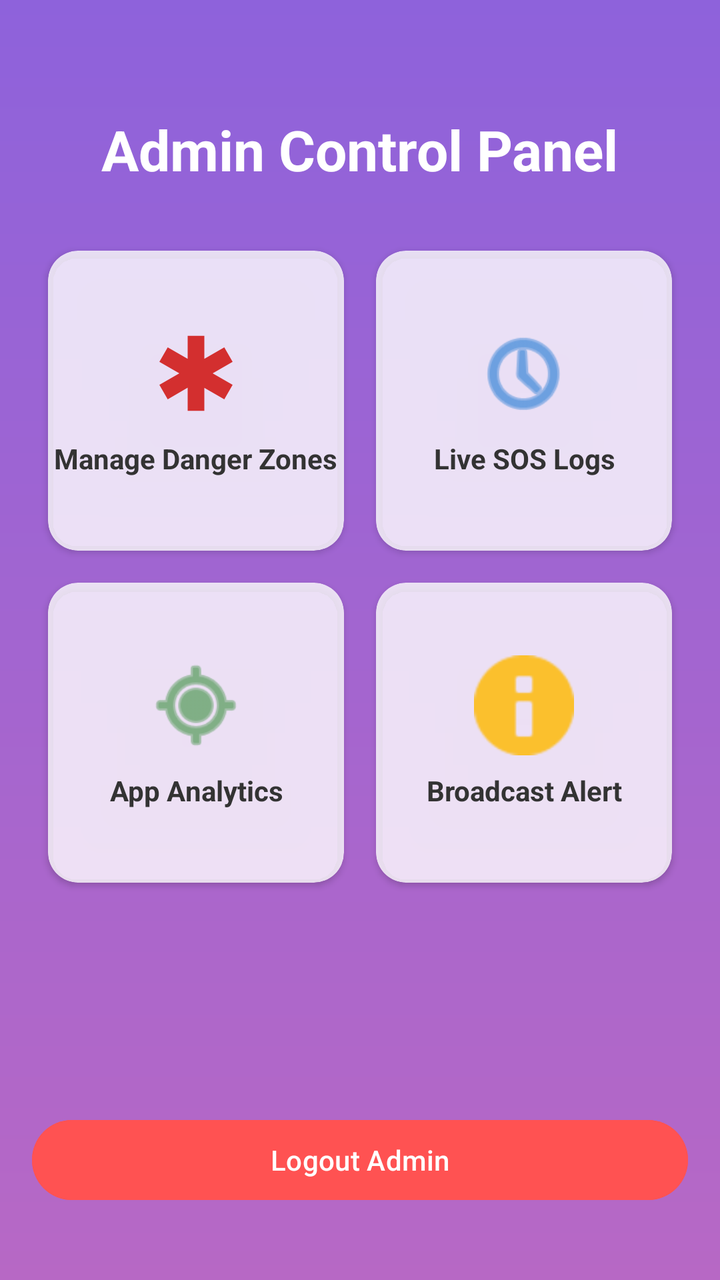
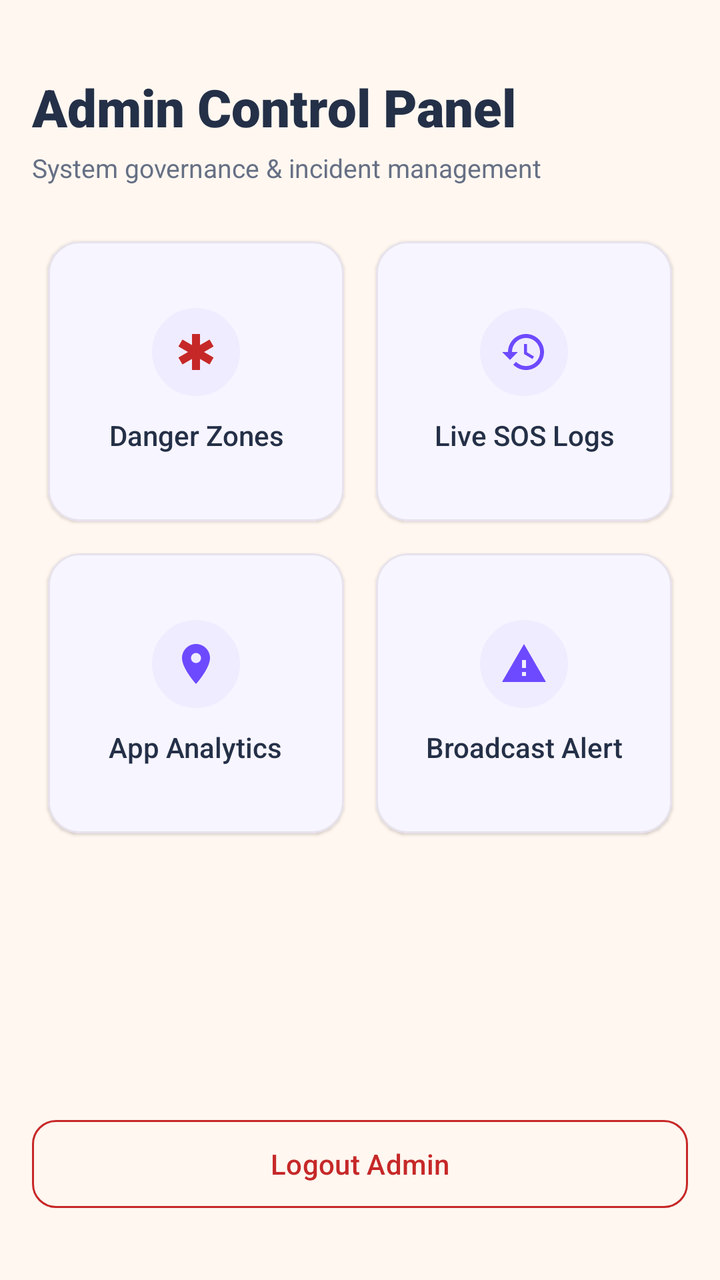

Compare the two renders of this Android layout. The source of the first and the diff that turns it into the second are given below.
<!-- AndroidManifest.xml: application theme Theme.EmpowHer -->
<!-- res/layout/activity_admin_dashboard.xml -->
<?xml version="1.0" encoding="utf-8"?>
<LinearLayout xmlns:android="http://schemas.android.com/apk/res/android"
    xmlns:app="http://schemas.android.com/apk/res-auto"
    android:layout_width="match_parent"
    android:layout_height="match_parent"
    android:background="@drawable/bg"
    android:orientation="vertical"
    android:padding="16dp">

    <TextView
        android:layout_width="wrap_content"
        android:layout_height="wrap_content"
        android:layout_gravity="center"
        android:layout_marginTop="40dp"
        android:text="Admin Control Panel"
        android:textColor="@color/white"
        android:textSize="28sp"
        android:textStyle="bold" />

    <ScrollView
        android:layout_width="match_parent"
        android:layout_height="0dp"
        android:layout_weight="1"
        android:layout_marginTop="24dp">

        <GridLayout
            android:layout_width="match_parent"
            android:layout_height="wrap_content"
            android:columnCount="2"
            android:alignmentMode="alignMargins">

            
            <androidx.cardview.widget.CardView
                android:id="@+id/cardViewReports"
                android:layout_width="0dp"
                android:layout_height="150dp"
                android:layout_margin="8dp"
                android:layout_columnWeight="1"
                app:cardBackgroundColor="#CCFFFFFF"
                app:cardCornerRadius="15dp">
                <LinearLayout
                    android:layout_width="match_parent"
                    android:layout_height="match_parent"
                    android:gravity="center"
                    android:orientation="vertical">
                    <ImageView
                        android:layout_width="50dp"
                        android:layout_height="50dp"
                        android:src="@drawable/emergency"
                        app:tint="#D32F2F" />
                    <TextView
                        android:layout_width="wrap_content"
                        android:layout_height="wrap_content"
                        android:layout_marginTop="8dp"
                        android:text="Manage Danger Zones"
                        android:textAlignment="center"
                        android:textColor="#333"
                        android:textStyle="bold" />
                </LinearLayout>
            </androidx.cardview.widget.CardView>

            
            <androidx.cardview.widget.CardView
                android:id="@+id/cardViewEmergencyLogs"
                android:layout_width="0dp"
                android:layout_height="150dp"
                android:layout_margin="8dp"
                android:layout_columnWeight="1"
                app:cardBackgroundColor="#CCFFFFFF"
                app:cardCornerRadius="15dp">
                <LinearLayout
                    android:layout_width="match_parent"
                    android:layout_height="match_parent"
                    android:gravity="center"
                    android:orientation="vertical">
                    <ImageView
                        android:layout_width="50dp"
                        android:layout_height="50dp"
                        android:src="@android:drawable/ic_menu_recent_history"
                        app:tint="#1976D2" />
                    <TextView
                        android:layout_width="wrap_content"
                        android:layout_height="wrap_content"
                        android:layout_marginTop="8dp"
                        android:text="Live SOS Logs"
                        android:textAlignment="center"
                        android:textColor="#333"
                        android:textStyle="bold" />
                </LinearLayout>
            </androidx.cardview.widget.CardView>

            
            <androidx.cardview.widget.CardView
                android:id="@+id/cardViewAnalytics"
                android:layout_width="0dp"
                android:layout_height="150dp"
                android:layout_margin="8dp"
                android:layout_columnWeight="1"
                app:cardBackgroundColor="#CCFFFFFF"
                app:cardCornerRadius="15dp">
                <LinearLayout
                    android:layout_width="match_parent"
                    android:layout_height="match_parent"
                    android:gravity="center"
                    android:orientation="vertical">
                    <ImageView
                        android:layout_width="50dp"
                        android:layout_height="50dp"
                        android:src="@android:drawable/ic_menu_mylocation"
                        app:tint="#388E3C" />
                    <TextView
                        android:layout_width="wrap_content"
                        android:layout_height="wrap_content"
                        android:layout_marginTop="8dp"
                        android:text="App Analytics"
                        android:textAlignment="center"
                        android:textColor="#333"
                        android:textStyle="bold" />
                </LinearLayout>
            </androidx.cardview.widget.CardView>

            
            <androidx.cardview.widget.CardView
                android:id="@+id/cardViewBroadcast"
                android:layout_width="0dp"
                android:layout_height="150dp"
                android:layout_margin="8dp"
                android:layout_columnWeight="1"
                app:cardBackgroundColor="#CCFFFFFF"
                app:cardCornerRadius="15dp">
                <LinearLayout
                    android:layout_width="match_parent"
                    android:layout_height="match_parent"
                    android:gravity="center"
                    android:orientation="vertical">
                    <ImageView
                        android:layout_width="50dp"
                        android:layout_height="50dp"
                        android:src="@android:drawable/ic_dialog_info"
                        app:tint="#FBC02D" />
                    <TextView
                        android:layout_width="wrap_content"
                        android:layout_height="wrap_content"
                        android:layout_marginTop="8dp"
                        android:text="Broadcast Alert"
                        android:textAlignment="center"
                        android:textColor="#333"
                        android:textStyle="bold" />
                </LinearLayout>
            </androidx.cardview.widget.CardView>

        </GridLayout>
    </ScrollView>

    <Button
        android:id="@+id/btnLogout"
        android:layout_width="match_parent"
        android:layout_height="wrap_content"
        android:layout_marginBottom="20dp"
        android:backgroundTint="#FF5252"
        android:text="Logout Admin"
        android:textColor="@color/white" />

</LinearLayout>
<!-- resources referenced by this layout -->
<resources>
  <!-- drawable bg (drawable) -->
  <?xml version="1.0" encoding="utf-8"?>
  <shape xmlns:android="http://schemas.android.com/apk/res/android">
      <gradient android:type="linear" android:angle="100"
          android:startColor="#8E62DB" android:endColor="#B768C5" />
  
  </shape>
  <style name="Base.Theme.EmpowHer" parent="Theme.Material3.DayNight.NoActionBar">
          <item name="colorPrimary">@color/deep_purple</item>
          <item name="colorOnPrimary">@color/white</item>
          <item name="colorSecondary">@color/deep_purple</item>
          <item name="colorSurface">@color/woshield_card_bg</item>
          <item name="android:windowBackground">@color/woshield_bg</item>
          <item name="android:statusBarColor">@color/dark_purple</item>
      </style>
  <color name="deep_purple">#6D3DB8</color>
  <color name="woshield_bg">#F8F6FC</color>
  <color name="dark_purple">#382253</color>
  <!-- unchanged entries left out for length: 4 -->
</resources>

<!-- the commit's change to res/layout/activity_admin_dashboard.xml (unified diff, before → after) -->
@@ -3,25 +3,32 @@
     xmlns:app="http://schemas.android.com/apk/res-auto"
     android:layout_width="match_parent"
     android:layout_height="match_parent"
-    android:background="@drawable/bg"
+    android:background="@color/warm_ivory"
     android:orientation="vertical"
     android:padding="16dp">
 
     <TextView
         android:layout_width="wrap_content"
         android:layout_height="wrap_content"
-        android:layout_gravity="center"
-        android:layout_marginTop="40dp"
+        android:layout_marginTop="20dp"
         android:text="Admin Control Panel"
-        android:textColor="@color/white"
-        android:textSize="28sp"
-        android:textStyle="bold" />
+        android:textColor="@color/midnight_slate"
+        android:textSize="26sp"
+        android:fontFamily="sans-serif-black" />
+
+    <TextView
+        android:layout_width="wrap_content"
+        android:layout_height="wrap_content"
+        android:layout_marginTop="4dp"
+        android:text="System governance &amp; incident management"
+        android:textColor="@color/secondary_slate"
+        android:textSize="13sp" />
 
     <ScrollView
         android:layout_width="match_parent"
         android:layout_height="0dp"
         android:layout_weight="1"
-        android:layout_marginTop="24dp">
+        android:layout_marginTop="20dp">
 
         <GridLayout
             android:layout_width="match_parent"
@@ -30,135 +37,168 @@
             android:alignmentMode="alignMargins">
 
             
-            <androidx.cardview.widget.CardView
+            <com.google.android.material.card.MaterialCardView
                 android:id="@+id/cardViewReports"
                 android:layout_width="0dp"
-                android:layout_height="150dp"
-                android:layout_margin="8dp"
-                android:layout_columnWeight="1"
-                app:cardBackgroundColor="#CCFFFFFF"
-                app:cardCornerRadius="15dp">
-                <LinearLayout
-                    android:layout_width="match_parent"
-                    android:layout_height="match_parent"
-                    android:gravity="center"
-                    android:orientation="vertical">
-                    <ImageView
-                        android:layout_width="50dp"
-                        android:layout_height="50dp"
+                android:layout_height="140dp"
+                android:layout_margin="8dp"
+                android:layout_columnWeight="1"
+                app:cardBackgroundColor="@color/surface_card"
+                app:cardCornerRadius="16dp"
+                app:cardElevation="1dp"
+                app:strokeColor="@color/subtle_border"
+                app:strokeWidth="1dp">
+                <LinearLayout
+                    android:layout_width="match_parent"
+                    android:layout_height="match_parent"
+                    android:gravity="center"
+                    android:padding="12dp"
+                    android:orientation="vertical">
+                    <ImageView
+                        android:layout_width="44dp"
+                        android:layout_height="44dp"
+                        android:background="@drawable/rounded_corner"
+                        android:backgroundTint="@color/soft_violet"
+                        android:padding="10dp"
                         android:src="@drawable/emergency"
-                        app:tint="#D32F2F" />
-                    <TextView
-                        android:layout_width="wrap_content"
-                        android:layout_height="wrap_content"
-                        android:layout_marginTop="8dp"
-                        android:text="Manage Danger Zones"
-                        android:textAlignment="center"
-                        android:textColor="#333"
-                        android:textStyle="bold" />
-                </LinearLayout>
-            </androidx.cardview.widget.CardView>
-
-            
-            <androidx.cardview.widget.CardView
+                        app:tint="@color/critical_red" />
+                    <TextView
+                        android:layout_width="wrap_content"
+                        android:layout_height="wrap_content"
+                        android:layout_marginTop="10dp"
+                        android:text="Danger Zones"
+                        android:textAlignment="center"
+                        android:textColor="@color/midnight_slate"
+                        android:textSize="14sp"
+                        android:fontFamily="sans-serif-medium" />
+                </LinearLayout>
+            </com.google.android.material.card.MaterialCardView>
+
+            
+            <com.google.android.material.card.MaterialCardView
                 android:id="@+id/cardViewEmergencyLogs"
                 android:layout_width="0dp"
-                android:layout_height="150dp"
-                android:layout_margin="8dp"
-                android:layout_columnWeight="1"
-                app:cardBackgroundColor="#CCFFFFFF"
-                app:cardCornerRadius="15dp">
-                <LinearLayout
-                    android:layout_width="match_parent"
-                    android:layout_height="match_parent"
-                    android:gravity="center"
-                    android:orientation="vertical">
-                    <ImageView
-                        android:layout_width="50dp"
-                        android:layout_height="50dp"
-                        android:src="@android:drawable/ic_menu_recent_history"
-                        app:tint="#1976D2" />
-                    <TextView
-                        android:layout_width="wrap_content"
-                        android:layout_height="wrap_content"
-                        android:layout_marginTop="8dp"
+                android:layout_height="140dp"
+                android:layout_margin="8dp"
+                android:layout_columnWeight="1"
+                app:cardBackgroundColor="@color/surface_card"
+                app:cardCornerRadius="16dp"
+                app:cardElevation="1dp"
+                app:strokeColor="@color/subtle_border"
+                app:strokeWidth="1dp">
+                <LinearLayout
+                    android:layout_width="match_parent"
+                    android:layout_height="match_parent"
+                    android:gravity="center"
+                    android:padding="12dp"
+                    android:orientation="vertical">
+                    <ImageView
+                        android:layout_width="44dp"
+                        android:layout_height="44dp"
+                        android:background="@drawable/rounded_corner"
+                        android:backgroundTint="@color/soft_violet"
+                        android:padding="10dp"
+                        android:src="@drawable/ic_history"
+                        app:tint="@color/royal_violet" />
+                    <TextView
+                        android:layout_width="wrap_content"
+                        android:layout_height="wrap_content"
+                        android:layout_marginTop="10dp"
                         android:text="Live SOS Logs"
                         android:textAlignment="center"
-                        android:textColor="#333"
-                        android:textStyle="bold" />
-                </LinearLayout>
-            </androidx.cardview.widget.CardView>
-
-            
-            <androidx.cardview.widget.CardView
+                        android:textColor="@color/midnight_slate"
+                        android:textSize="14sp"
+                        android:fontFamily="sans-serif-medium" />
+                </LinearLayout>
+            </com.google.android.material.card.MaterialCardView>
+
+            
+            <com.google.android.material.card.MaterialCardView
                 android:id="@+id/cardViewAnalytics"
                 android:layout_width="0dp"
-                android:layout_height="150dp"
-                android:layout_margin="8dp"
-                android:layout_columnWeight="1"
-                app:cardBackgroundColor="#CCFFFFFF"
-                app:cardCornerRadius="15dp">
-                <LinearLayout
-                    android:layout_width="match_parent"
-                    android:layout_height="match_parent"
-                    android:gravity="center"
-                    android:orientation="vertical">
-                    <ImageView
-                        android:layout_width="50dp"
-                        android:layout_height="50dp"
-                        android:src="@android:drawable/ic_menu_mylocation"
-                        app:tint="#388E3C" />
-                    <TextView
-                        android:layout_width="wrap_content"
-                        android:layout_height="wrap_content"
-                        android:layout_marginTop="8dp"
+                android:layout_height="140dp"
+                android:layout_margin="8dp"
+                android:layout_columnWeight="1"
+                app:cardBackgroundColor="@color/surface_card"
+                app:cardCornerRadius="16dp"
+                app:cardElevation="1dp"
+                app:strokeColor="@color/subtle_border"
+                app:strokeWidth="1dp">
+                <LinearLayout
+                    android:layout_width="match_parent"
+                    android:layout_height="match_parent"
+                    android:gravity="center"
+                    android:padding="12dp"
+                    android:orientation="vertical">
+                    <ImageView
+                        android:layout_width="44dp"
+                        android:layout_height="44dp"
+                        android:background="@drawable/rounded_corner"
+                        android:backgroundTint="@color/soft_violet"
+                        android:padding="10dp"
+                        android:src="@drawable/ic_location_pin"
+                        app:tint="@color/royal_violet" />
+                    <TextView
+                        android:layout_width="wrap_content"
+                        android:layout_height="wrap_content"
+                        android:layout_marginTop="10dp"
                         android:text="App Analytics"
                         android:textAlignment="center"
-                        android:textColor="#333"
-                        android:textStyle="bold" />
-                </LinearLayout>
-            </androidx.cardview.widget.CardView>
-
-            
-            <androidx.cardview.widget.CardView
+                        android:textColor="@color/midnight_slate"
+                        android:textSize="14sp"
+                        android:fontFamily="sans-serif-medium" />
+                </LinearLayout>
+            </com.google.android.material.card.MaterialCardView>
+
+            
+            <com.google.android.material.card.MaterialCardView
                 android:id="@+id/cardViewBroadcast"
                 android:layout_width="0dp"
-                android:layout_height="150dp"
-                android:layout_margin="8dp"
-                android:layout_columnWeight="1"
-                app:cardBackgroundColor="#CCFFFFFF"
-                app:cardCornerRadius="15dp">
-                <LinearLayout
-                    android:layout_width="match_parent"
-                    android:layout_height="match_parent"
-                    android:gravity="center"
-                    android:orientation="vertical">
-                    <ImageView
-                        android:layout_width="50dp"
-                        android:layout_height="50dp"
-                        android:src="@android:drawable/ic_dialog_info"
-                        app:tint="#FBC02D" />
-                    <TextView
-                        android:layout_width="wrap_content"
-                        android:layout_height="wrap_content"
-                        android:layout_marginTop="8dp"
+                android:layout_height="140dp"
+                android:layout_margin="8dp"
+                android:layout_columnWeight="1"
+                app:cardBackgroundColor="@color/surface_card"
+                app:cardCornerRadius="16dp"
+                app:cardElevation="1dp"
+                app:strokeColor="@color/subtle_border"
+                app:strokeWidth="1dp">
+                <LinearLayout
+                    android:layout_width="match_parent"
+                    android:layout_height="match_parent"
+                    android:gravity="center"
+                    android:padding="12dp"
+                    android:orientation="vertical">
+                    <ImageView
+                        android:layout_width="44dp"
+                        android:layout_height="44dp"
+                        android:background="@drawable/rounded_corner"
+                        android:backgroundTint="@color/soft_violet"
+                        android:padding="10dp"
+                        android:src="@drawable/ic_alert_triangle"
+                        app:tint="@color/royal_violet" />
+                    <TextView
+                        android:layout_width="wrap_content"
+                        android:layout_height="wrap_content"
+                        android:layout_marginTop="10dp"
                         android:text="Broadcast Alert"
                         android:textAlignment="center"
-                        android:textColor="#333"
-                        android:textStyle="bold" />
-                </LinearLayout>
-            </androidx.cardview.widget.CardView>
+                        android:textColor="@color/midnight_slate"
+                        android:textSize="14sp"
+                        android:fontFamily="sans-serif-medium" />
+                </LinearLayout>
+            </com.google.android.material.card.MaterialCardView>
 
         </GridLayout>
     </ScrollView>
 
-    <Button
+    <com.google.android.material.button.MaterialButton
         android:id="@+id/btnLogout"
+        style="@style/Widget.Woshield.Button.Outlined"
         android:layout_width="match_parent"
-        android:layout_height="wrap_content"
-        android:layout_marginBottom="20dp"
-        android:backgroundTint="#FF5252"
+        android:layout_height="52dp"
+        android:layout_marginBottom="16dp"
         android:text="Logout Admin"
-        android:textColor="@color/white" />
+        android:textColor="@color/critical_red"
+        app:strokeColor="@color/critical_red" />
 
 </LinearLayout>
<!-- resource entries referenced after the edit -->
@@ -1,23 +1,85 @@
 <!-- resources referenced by this layout -->
 <resources>
-  <!-- drawable bg (drawable) -->
+  <color name="critical_red">#C62828</color>
+  <color name="midnight_slate">#243047</color>
+  <color name="royal_violet">#6D4AFF</color>
+  <color name="secondary_slate">#667085</color>
+  <color name="soft_violet">#F0ECFF</color>
+  <color name="subtle_border">#E7E2EC</color>
+  <color name="surface_card">#FFFFFF</color>
+  <color name="warm_ivory">#FFF7F0</color>
+  <!-- drawable ic_alert_triangle (drawable) -->
+  <vector xmlns:android="http://schemas.android.com/apk/res/android"
+      android:width="24dp"
+      android:height="24dp"
+      android:viewportWidth="24"
+      android:viewportHeight="24">
+      <path
+          android:fillColor="#FFB7791F"
+          android:pathData="M1,21h22L12,2 1,21zm12,-3h-2v-2h2v2zm0,-4h-2v-4h2v4z" />
+  </vector>
+  <!-- drawable ic_history (drawable) -->
+  <vector xmlns:android="http://schemas.android.com/apk/res/android"
+      android:width="24dp"
+      android:height="24dp"
+      android:viewportWidth="24"
+      android:viewportHeight="24">
+      <path
+          android:fillColor="#FF6D3DB8"
+          android:pathData="M13,3c-4.97,0 -9,4.03 -9,9H1l3.89,3.89 0.07,0.14L9,12H6c0,-3.87 3.13,-7 7,-7s7,3.13 7,7 -3.13,7 -7,7c-1.93,0 -3.68,-0.79 -4.94,-2.06l-1.42,1.42C8.27,19.99 10.51,21 13,21c4.97,0 9,-4.03 9,-9s-4.03,-9 -9,-9zm-1,5v5l4.25,2.52 0.77,-1.28 -3.52,-2.09V8z" />
+  </vector>
+  <!-- drawable ic_location_pin (drawable) -->
+  <vector xmlns:android="http://schemas.android.com/apk/res/android"
+      android:width="24dp"
+      android:height="24dp"
+      android:viewportWidth="24"
+      android:viewportHeight="24">
+      <path
+          android:fillColor="#FF6D3DB8"
+          android:pathData="M12,2C8.13,2 5,5.13 5,9c0,5.25 7,13 7,13s7,-7.75 7,-13c0,-3.87 -3.13,-7 -7,-7zm0,9.5c-1.38,0 -2.5,-1.12 -2.5,-2.5s1.12,-2.5 2.5,-2.5 2.5,1.12 2.5,2.5 -1.12,2.5 -2.5,2.5z" />
+  </vector>
+  <!-- drawable rounded_corner (drawable) -->
   <?xml version="1.0" encoding="utf-8"?>
-  <shape xmlns:android="http://schemas.android.com/apk/res/android">
-      <gradient android:type="linear" android:angle="100"
-          android:startColor="#8E62DB" android:endColor="#B768C5" />
+  <shape xmlns:android="http://schemas.android.com/apk/res/android"
+      android:shape="rectangle">
+      <corners android:radius="24dp"/>
+      <stroke android:width="1dip" android:color="@color/white"/>
   
   </shape>
+  <style name="Widget.Woshield.Button.Outlined" parent="Widget.Material3.Button.OutlinedButton">
+          <item name="android:minHeight">@dimen/min_touch_target</item>
+          <item name="cornerRadius">@dimen/radius_button</item>
+          <item name="strokeColor">@color/subtle_border</item>
+          <item name="strokeWidth">1dp</item>
+          <item name="android:textColor">@color/text_primary</item>
+          <item name="android:textSize">@dimen/text_body</item>
+          <item name="android:fontFamily">sans-serif-medium</item>
+          <item name="android:textAllCaps">false</item>
+      </style>
+  <dimen name="min_touch_target">48dp</dimen>
+  <dimen name="radius_button">12dp</dimen>
+  <color name="text_primary">#243047</color>
+  <dimen name="text_body">14sp</dimen>
   <style name="Base.Theme.EmpowHer" parent="Theme.Material3.DayNight.NoActionBar">
-          <item name="colorPrimary">@color/deep_purple</item>
+          <item name="colorPrimary">@color/royal_violet</item>
           <item name="colorOnPrimary">@color/white</item>
-          <item name="colorSecondary">@color/deep_purple</item>
+          <item name="colorSecondary">@color/royal_violet</item>
           <item name="colorSurface">@color/woshield_card_bg</item>
           <item name="android:windowBackground">@color/woshield_bg</item>
-          <item name="android:statusBarColor">@color/dark_purple</item>
+          <item name="android:statusBarColor">@color/woshield_bg</item>
+          <item name="android:windowLightStatusBar" tools:targetApi="m">true</item>
+          <item name="materialCardViewStyle">@style/Widget.Woshield.Card</item>
       </style>
-  <color name="deep_purple">#6D3DB8</color>
-  <color name="woshield_bg">#F8F6FC</color>
-  <color name="dark_purple">#382253</color>
+  <color name="woshield_bg">#FFF7F0</color>
+  <style name="Widget.Woshield.Card" parent="Widget.Material3.CardView.Elevated">
+          <item name="cardCornerRadius">@dimen/radius_card</item>
+          <item name="cardElevation">@dimen/elevation_card</item>
+          <item name="strokeWidth">1dp</item>
+          <item name="strokeColor">@color/subtle_border</item>
+          <item name="cardBackgroundColor">@color/woshield_card_bg</item>
+      </style>
+  <dimen name="radius_card">16dp</dimen>
+  <dimen name="elevation_card">2dp</dimen>
   <!-- unchanged entries left out for length: 4 -->
 </resources>
 
